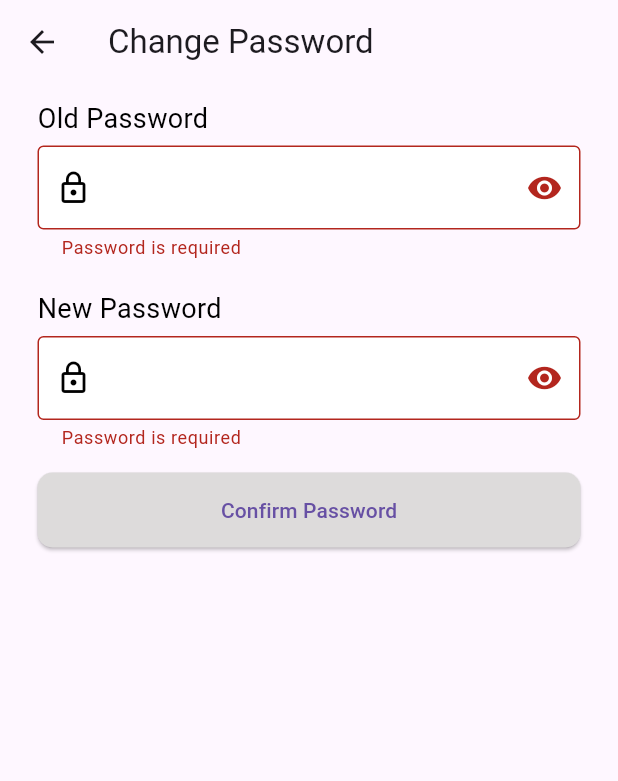
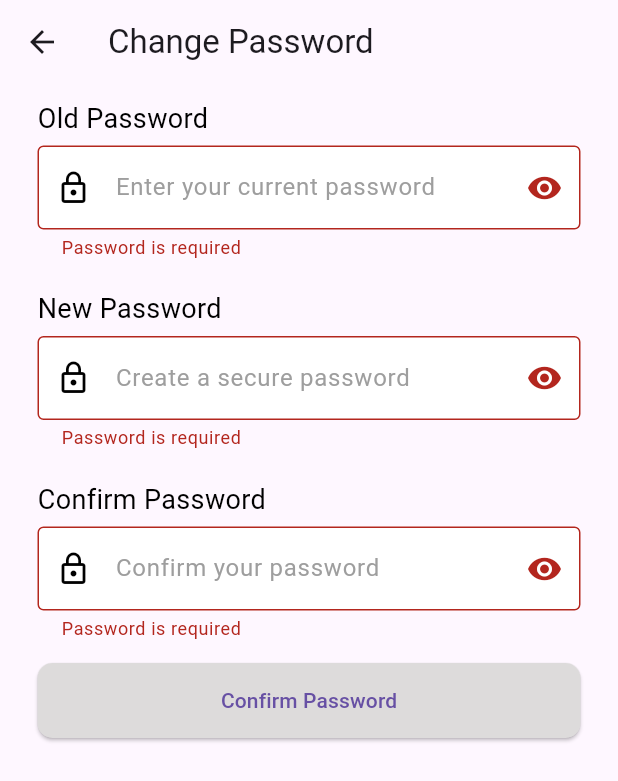
Before and after one commit to ndrw-ynz/physix-companion-app, a Flutter app: the ChangePasswordScreenWidget screen opened by its route, after a tap on "Confirm Password", on a phone screen of 412 x 824 dp. Shown: the top 781 px of the screen. Run offline on Flutter 3.47's test engine with Material 3 defaults, Android fonts, the phone set to English and light mode, and no system bars; our stand-ins replace cloud_firestore, firebase_auth, firebase_core, go_router; accounts and stored records are empty.

Commit message:
feat: add additional confirm password textfield in changing password

```diff
--- a/lib/widgets/change_password/change_password_screen_widget.dart
+++ b/lib/widgets/change_password/change_password_screen_widget.dart
@@ -16,8 +16,10 @@ class _ChangePasswordScreenWidgetState
 
   final _oldPasswordController = TextEditingController();
   final _newPasswordController = TextEditingController();
+  final _confirmPasswordController = TextEditingController();
   bool _isOldPasswordObscured = true;
   bool _isNewPasswordObscured = true;
+  bool _isConfirmPasswordObscured = true;
 
   @override
   Widget build(BuildContext context) {
@@ -47,6 +49,8 @@ class _ChangePasswordScreenWidgetState
                     filled: true,
                     fillColor: Colors.white,
                     border: const OutlineInputBorder(),
+                    hintText: "Enter your current password",
+                    hintStyle: const TextStyle(color: Colors.grey),
                     prefixIcon: const Icon(
                       Icons.lock_outline,
                       color: Colors.black,
@@ -83,6 +87,8 @@ class _ChangePasswordScreenWidgetState
                     filled: true,
                     fillColor: Colors.white,
                     border: const OutlineInputBorder(),
+                    hintText: "Create a secure password",
+                    hintStyle: const TextStyle(color: Colors.grey),
                     prefixIcon: const Icon(
                       Icons.lock_outline,
                       color: Colors.black,
@@ -104,6 +110,50 @@ class _ChangePasswordScreenWidgetState
 
                   if (value.length < 8) {
                     return 'Password must be at least 8 characters';
+                  }
+
+                  return null;
+                },
+                autovalidateMode: AutovalidateMode.onUserInteraction,
+              ),
+              const SizedBox(height: 20.0),
+              const Text(
+                "Confirm Password",
+                style: TextStyle(fontSize: 18.0),
+              ),
+              const SizedBox(height: 5.0),
+              TextFormField(
+                controller: _confirmPasswordController,
+                obscureText: _isConfirmPasswordObscured,
+                style: const TextStyle(color: Colors.black),
+                decoration: InputDecoration(
+                    filled: true,
+                    fillColor: Colors.white,
+                    border: const OutlineInputBorder(),
+                    hintText: "Confirm your password",
+                    hintStyle: const TextStyle(color: Colors.grey),
+                    prefixIcon: const Icon(
+                      Icons.lock_outline,
+                      color: Colors.black,
+                    ),
+                    suffixIcon: IconButton(
+                      icon: Icon(_isConfirmPasswordObscured
+                          ? Icons.visibility
+                          : Icons.visibility_off),
+                      onPressed: () {
+                        setState(() {
+                          _isConfirmPasswordObscured =
+                              !_isConfirmPasswordObscured;
+                        });
+                      },
+                    )),
+                validator: (value) {
+                  if (value == null || value.isEmpty) {
+                    return 'Password is required';
+                  }
+
+                  if (value != _newPasswordController.text) {
+                    return 'Password must be the same as the new password.';
                   }
 
                   return null;
@@ -137,6 +187,7 @@ class _ChangePasswordScreenWidgetState
     if (isUpdated) {
       _oldPasswordController.clear();
       _newPasswordController.clear();
+      _confirmPasswordController.clear();
     }
     print("Is updated: $isUpdated");
   }
```
